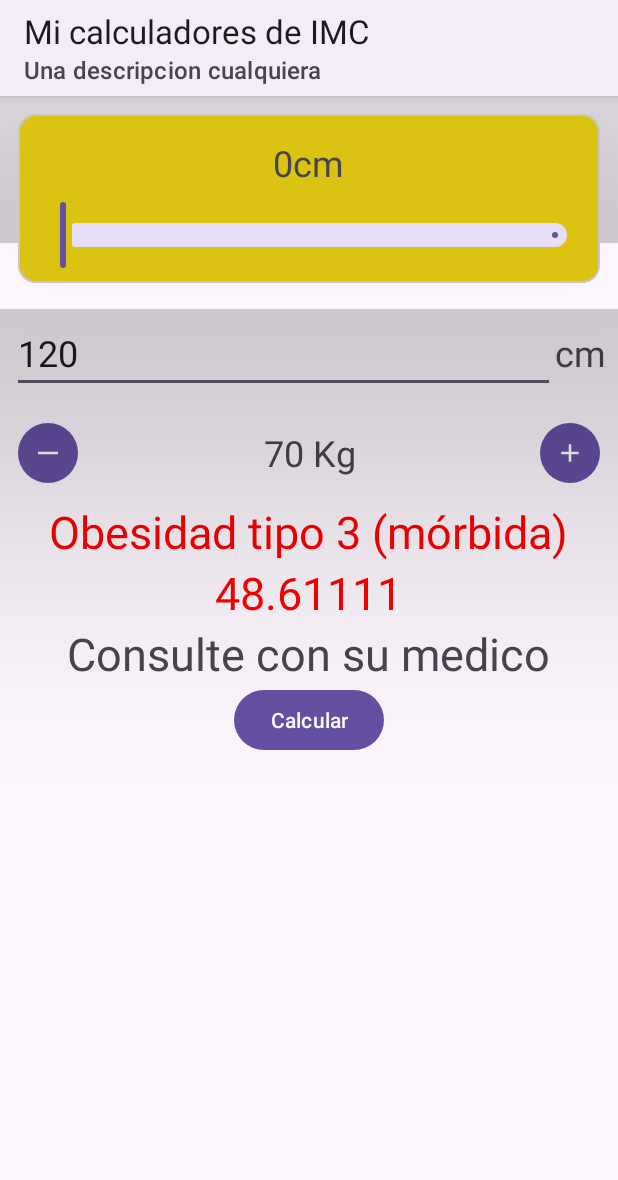
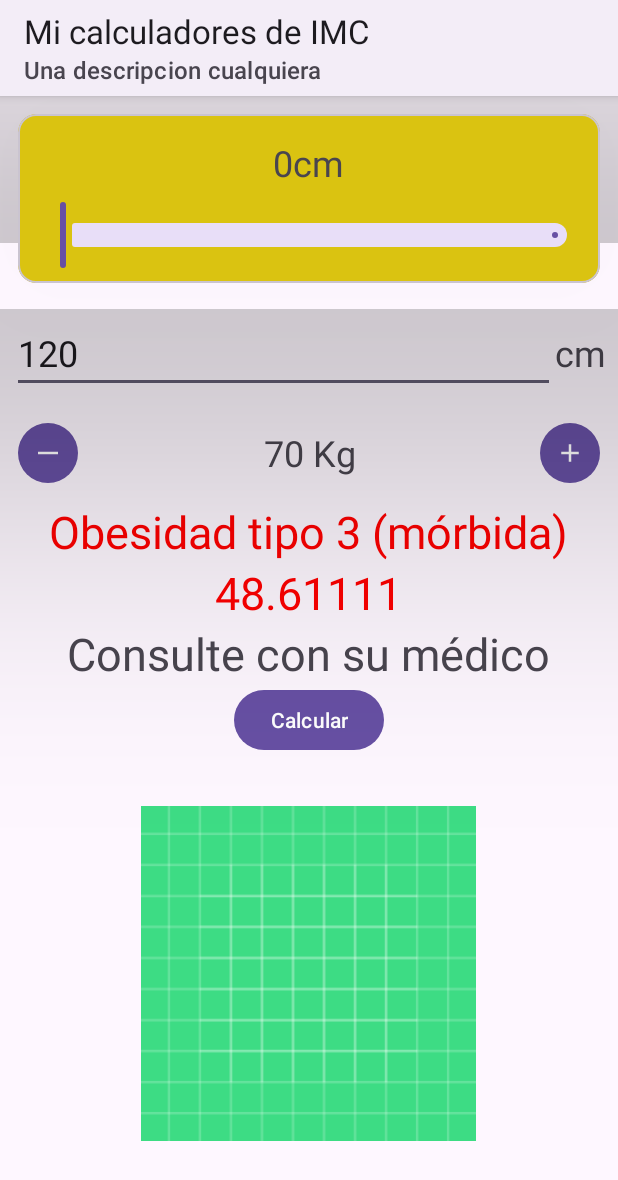
Before and after one commit to raulfl1982ndrd/BMICalculator, an Android app: the screen it shows after launch (MainActivity), after a tap on "Calcular", on a phone screen of 412 x 824 dp. Shown: the top 1180 px of the screen. Run offline under Robolectric (Android 15) with nearby library versions, the phone set to English and light mode, and no system bars.

Commit message:
se mete una imagen de ejemplo

```diff
--- a/app/src/main/java/com/example/bmicalculator/MainActivity.kt
+++ b/app/src/main/java/com/example/bmicalculator/MainActivity.kt
@@ -112,12 +112,14 @@ class MainActivity : AppCompatActivity() {
                 descripcion = "Obesidad tipo 3 (mórbida)"
                 descriptionTextview.setTextColor(Color.parseColor("#FF0000"))
                 resultTextView.setTextColor(Color.parseColor("#FF0000"))
-                estadoTextView.text = "Consulte con su medico"
+                estadoTextView.text = "Consulte con su médico"
             }
             descriptionTextview.text = descripcion.toString()
             resultTextView.text = result.toString()
 
         }
+//imageViewPanel.setImageURI(www.significado.com/wp-content/uploads/Imagen-Animada.jpg)
+
 
     };
 
--- a/app/src/main/res/layout/activity_main.xml
+++ b/app/src/main/res/layout/activity_main.xml
@@ -144,7 +144,8 @@
 
     <ImageView
         android:id="@+id/imageViewPanel"
-        android:layout_width="wrap_content"
-        android:layout_height="wrap_content"
-        android:layout_gravity="center_horizontal"/>
+        android:layout_width="223dp"
+        android:layout_height="290dp"
+        android:layout_gravity="center_horizontal"
+        android:src="@drawable/ic_launcher_background" />
 </LinearLayout>
--- a/gradle/libs.versions.toml
+++ b/gradle/libs.versions.toml
@@ -1,5 +1,5 @@
 [versions]
-agp = "8.4.0"
+agp = "8.4.1"
 kotlin = "1.9.0"
 coreKtx = "1.13.1"
 junit = "4.13.2"
```
